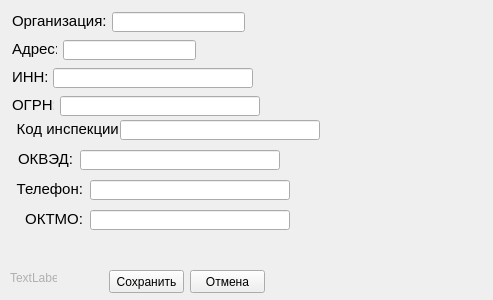
Qt form faces/edit_company.ui (vanobl/counter) before a commit.
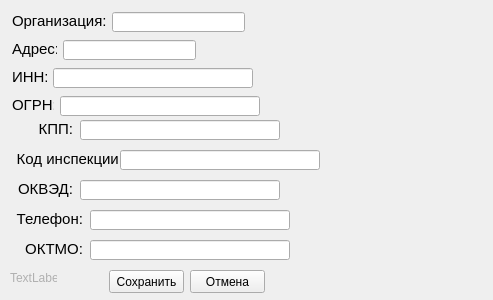
The same form after that commit.

The edit to the form file:
```diff
--- a/faces/edit_company.ui
+++ b/faces/edit_company.ui
@@ -17,7 +17,7 @@
    <property name="geometry">
     <rect>
      <x>12</x>
-     <y>120</y>
+     <y>150</y>
      <width>111</width>
      <height>18</height>
     </rect>
@@ -30,7 +30,7 @@
    <property name="geometry">
     <rect>
      <x>120</x>
-     <y>120</y>
+     <y>150</y>
      <width>200</width>
      <height>20</height>
     </rect>
@@ -52,7 +52,7 @@
    <property name="geometry">
     <rect>
      <x>12</x>
-     <y>150</y>
+     <y>180</y>
      <width>61</width>
      <height>18</height>
     </rect>
@@ -65,7 +65,7 @@
    <property name="geometry">
     <rect>
      <x>80</x>
-     <y>150</y>
+     <y>180</y>
      <width>200</width>
      <height>20</height>
     </rect>
@@ -87,7 +87,7 @@
    <property name="geometry">
     <rect>
      <x>12</x>
-     <y>180</y>
+     <y>210</y>
      <width>71</width>
      <height>18</height>
     </rect>
@@ -100,7 +100,7 @@
    <property name="geometry">
     <rect>
      <x>90</x>
-     <y>180</y>
+     <y>210</y>
      <width>200</width>
      <height>20</height>
     </rect>
@@ -283,7 +283,7 @@
    <property name="geometry">
     <rect>
      <x>12</x>
-     <y>210</y>
+     <y>240</y>
      <width>71</width>
      <height>18</height>
     </rect>
@@ -296,7 +296,7 @@
    <property name="geometry">
     <rect>
      <x>90</x>
-     <y>210</y>
+     <y>240</y>
      <width>200</width>
      <height>20</height>
     </rect>
@@ -314,6 +314,41 @@
     </size>
    </property>
   </widget>
+  <widget class="QLineEdit" name="edit_kpp">
+   <property name="geometry">
+    <rect>
+     <x>80</x>
+     <y>120</y>
+     <width>200</width>
+     <height>20</height>
+    </rect>
+   </property>
+   <property name="minimumSize">
+    <size>
+     <width>200</width>
+     <height>0</height>
+    </size>
+   </property>
+   <property name="maximumSize">
+    <size>
+     <width>201</width>
+     <height>16777215</height>
+    </size>
+   </property>
+  </widget>
+  <widget class="QLabel" name="label_9">
+   <property name="geometry">
+    <rect>
+     <x>2</x>
+     <y>120</y>
+     <width>71</width>
+     <height>18</height>
+    </rect>
+   </property>
+   <property name="text">
+    <string>&lt;html&gt;&lt;head/&gt;&lt;body&gt;&lt;p align=&quot;right&quot;&gt;&lt;span style=&quot; font-size:11pt;&quot;&gt;КПП:&lt;/span&gt;&lt;/p&gt;&lt;/body&gt;&lt;/html&gt;</string>
+   </property>
+  </widget>
  </widget>
  <resources/>
  <connections/>
```
